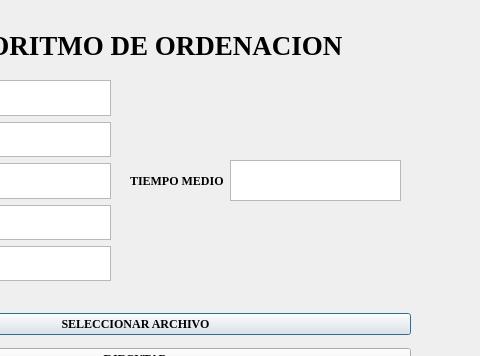
Above: Source Code/ordenacion.ui from Cisner0s/Practica3ARCO before the change; both pictures show x 210 to 690 and y 0 to 356 of the 690 by 478 pixel window. Below: the same form after it.
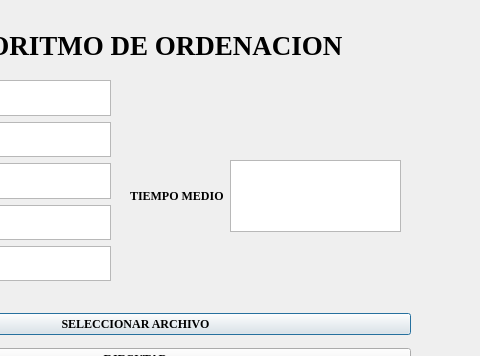
That is the form after the change.

Patch:
```diff
--- a/Source Code/ordenacion.ui
+++ b/Source Code/ordenacion.ui
@@ -45,7 +45,7 @@
      <x>340</x>
      <y>160</y>
      <width>271</width>
-     <height>41</height>
+     <height>72</height>
     </rect>
    </property>
    <layout class="QHBoxLayout" name="horizontalLayout">
```
